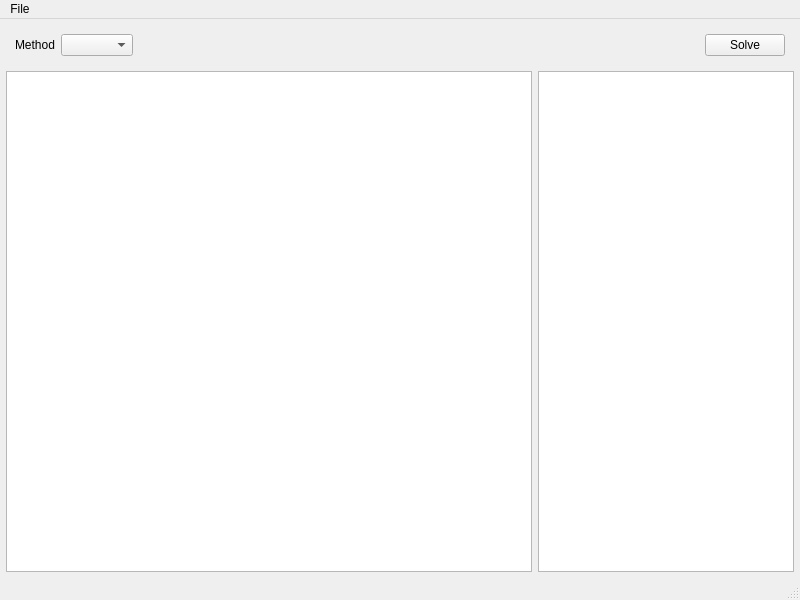
Old version of the form lab-2/ui/mainwindow.ui in the repository Mikhail-Zoreev/cm-practice.
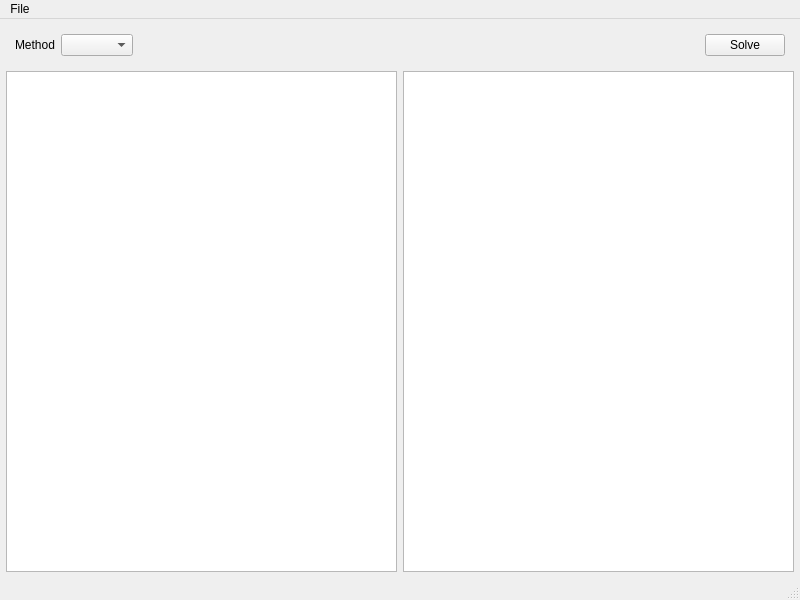
New version of the form.

What changed in the file:
```diff
--- a/lab-2/ui/mainwindow.ui
+++ b/lab-2/ui/mainwindow.ui
@@ -28,12 +28,19 @@
      <number>6</number>
     </property>
     <item row="1" column="0">
-     <widget class="QTableView" name="table_equations_system"/>
+     <widget class="QTableView" name="table_equations_system">
+      <property name="sizePolicy">
+       <sizepolicy hsizetype="Expanding" vsizetype="Expanding">
+        <horstretch>0</horstretch>
+        <verstretch>0</verstretch>
+       </sizepolicy>
+      </property>
+     </widget>
     </item>
     <item row="1" column="1">
      <widget class="QTableView" name="table_solution">
       <property name="sizePolicy">
-       <sizepolicy hsizetype="Preferred" vsizetype="Expanding">
+       <sizepolicy hsizetype="Expanding" vsizetype="Expanding">
         <horstretch>0</horstretch>
         <verstretch>0</verstretch>
        </sizepolicy>
```
